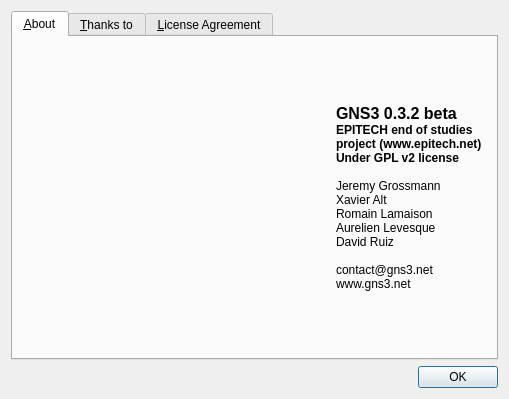
This is src/GNS3/Ui/Form_About.ui in GNS3/gns3-legacy as Qt 5 draws it before an edit. The edited form follows.
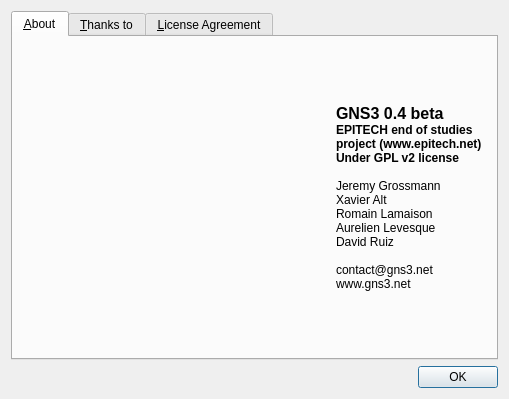
This is the edited form. Icons and pictures are not drawn.

Patch:
```diff
--- a/src/GNS3/Ui/Form_About.ui
+++ b/src/GNS3/Ui/Form_About.ui
@@ -45,7 +45,7 @@
           <string>&lt;html>&lt;head>&lt;meta name="qrichtext" content="1" />&lt;style type="text/css">
 p, li { white-space: pre-wrap; }
 &lt;/style>&lt;/head>&lt;body style=" font-family:'Sans Serif'; font-size:9pt; font-weight:400; font-style:normal;">
-&lt;p style=" margin-top:0px; margin-bottom:0px; margin-left:0px; margin-right:0px; -qt-block-indent:0; text-indent:0px;">&lt;span style=" font-size:12pt; font-weight:600;">GNS3 0.3.2 beta&lt;/span>&lt;/p>
+&lt;p style=" margin-top:0px; margin-bottom:0px; margin-left:0px; margin-right:0px; -qt-block-indent:0; text-indent:0px;">&lt;span style=" font-size:12pt; font-weight:600;">GNS3 0.4 beta&lt;/span>&lt;/p>
 &lt;p style=" margin-top:0px; margin-bottom:0px; margin-left:0px; margin-right:0px; -qt-block-indent:0; text-indent:0px; font-weight:600;">EPITECH end of studies &lt;/p>
 &lt;p style=" margin-top:0px; margin-bottom:0px; margin-left:0px; margin-right:0px; -qt-block-indent:0; text-indent:0px; font-weight:600;">project (www.epitech.net)&lt;/p>
 &lt;p style=" margin-top:0px; margin-bottom:0px; margin-left:0px; margin-right:0px; -qt-block-indent:0; text-indent:0px; font-weight:600;">Under GPL v2 license&lt;/p>
```
